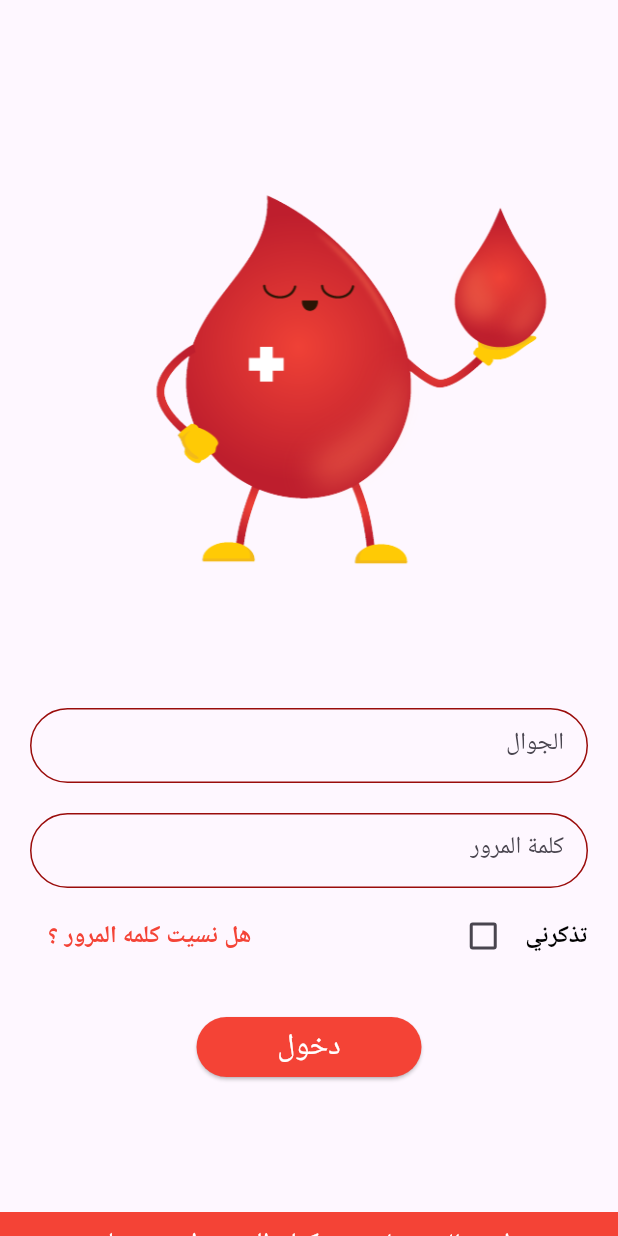
After one commit to osamamorizk/blood-donation, a Flutter app: the screen it shows after launch, after a tap on the "arrow forward ios" icon, after a tap on "تخطي", on a phone screen of 412 x 824 dp. The commit adds this screen. Run offline on Flutter 3.47's test engine with Material 3 defaults, Android fonts, the phone set to English and light mode, and no system bars; our stand-ins replace shared_preferences, smooth_page_indicator.

Commit message:
add login ui

```diff
--- a/flutter_native_splash.yaml
+++ b/flutter_native_splash.yaml
@@ -1,9 +1,9 @@
 flutter_native_splash:
-  color: "#EAEAEA"
+  color: "#FFFFFF"
   image: assets/images/icon.png
   # android: true
   # ios: true
 
   android_12:
-    color: "#EAEAEA"
+    color: "#FFFFFF"
     image: assets/images/android12_splash.png
--- a/lib/consts.dart
+++ b/lib/consts.dart
@@ -1,4 +1,5 @@
 import 'package:blood_donation/feature/onboarding/data/models/onboarding_model.dart';
+import 'package:flutter/material.dart';
 
 List<OnboardingModel> onboardList = [
   OnboardingModel(
@@ -16,3 +17,5 @@ List<OnboardingModel> onboardList = [
 ];
 
 bool onboarding = false;
+
+const kPrimaryColor = Color(0xff9A0C0B);
--- a/lib/core/theaming/text_styles.dart
+++ b/lib/core/theaming/text_styles.dart
@@ -11,4 +11,9 @@ class TextStyles {
     color: Colors.red,
     fontSize: 20,
   );
+  static TextStyle textStyle16 = const TextStyle(
+    fontWeight: FontWeight.w600,
+    color: Colors.black,
+    fontSize: 16,
+  );
 }
--- /dev/null
+++ b/lib/core/widgets/custom_button.dart
@@ -0,0 +1,23 @@
+import 'package:blood_donation/consts.dart';
+import 'package:flutter/material.dart';
+
+class CustomButton extends StatelessWidget {
+  const CustomButton({super.key, required this.text});
+  final String text;
+  @override
+  Widget build(BuildContext context) {
+    return SizedBox(
+      height: 40,
+      width: 150,
+      child: ElevatedButton(
+        style: ButtonStyle(
+            backgroundColor: WidgetStateProperty.all<Color>(Colors.red)),
+        onPressed: () {},
+        child: Text(
+          text,
+          style: const TextStyle(color: Colors.white, fontSize: 20),
+        ),
+      ),
+    );
+  }
+}
--- /dev/null
+++ b/lib/core/widgets/custom_text_filed.dart
@@ -0,0 +1,35 @@
+import 'package:blood_donation/consts.dart';
+import 'package:flutter/material.dart';
+
+class CustomTextFormField extends StatelessWidget {
+  const CustomTextFormField({
+    super.key,
+    required this.hintText,
+    this.keyboardType,
+  });
+  final String hintText;
+  final TextInputType? keyboardType;
+
+  @override
+  Widget build(BuildContext context) {
+    return SizedBox(
+      height: 50,
+      child: TextFormField(
+        keyboardType: keyboardType,
+        decoration: InputDecoration(
+            hintTextDirection: TextDirection.rtl,
+            hintText: hintText,
+            focusedBorder: borderBuild(),
+            enabledBorder: borderBuild(),
+            border: borderBuild()),
+      ),
+    );
+  }
+}
+
+OutlineInputBorder borderBuild() {
+  return OutlineInputBorder(
+    borderSide: BorderSide(color: kPrimaryColor),
+    borderRadius: BorderRadius.circular(32),
+  );
+}
--- a/lib/feature/auth/presentation/views/login_view.dart
+++ /dev/null
@@ -1,10 +0,0 @@
-import 'package:flutter/material.dart';
-
-class LoginView extends StatelessWidget {
-  const LoginView({super.key});
-
-  @override
-  Widget build(BuildContext context) {
-    return const Scaffold();
-  }
-}
--- /dev/null
+++ b/lib/feature/login/presentation/views/login_view.dart
@@ -0,0 +1,14 @@
+import 'package:blood_donation/feature/login/presentation/views/widgets/login_view_body.dart';
+import 'package:flutter/material.dart';
+
+class LoginView extends StatelessWidget {
+  const LoginView({super.key});
+
+  @override
+  Widget build(BuildContext context) {
+    return const Scaffold(
+      // resizeToAvoidBottomInset: false,
+      body: LoginViewBody(),
+    );
+  }
+}
--- /dev/null
+++ b/lib/feature/login/presentation/views/otp_view.dart
@@ -0,0 +1,11 @@
+import 'package:blood_donation/feature/login/presentation/views/widgets/otp_body.dart';
+import 'package:flutter/material.dart';
+
+class OtpView extends StatelessWidget {
+  const OtpView({super.key});
+
+  @override
+  Widget build(BuildContext context) {
+    return OtpBody();
+  }
+}
--- /dev/null
+++ b/lib/feature/login/presentation/views/widgets/dont_have_account.dart
@@ -0,0 +1,32 @@
+import 'package:flutter/material.dart';
+
+class DontHaveAccount extends StatelessWidget {
+  const DontHaveAccount({super.key});
+
+  @override
+  Widget build(BuildContext context) {
+    return Container(
+      decoration: const BoxDecoration(color: Colors.red),
+      height: 45,
+      width: MediaQuery.of(context).size.width,
+      child: Row(
+        mainAxisAlignment: MainAxisAlignment.center,
+        children: [
+          const Text('لا تمتلك حساب؟  ',
+              style: TextStyle(color: Colors.white, fontSize: 18)),
+          TextButton(
+            style: TextButton.styleFrom(
+                padding: EdgeInsets.zero,
+                tapTargetSize: MaterialTapTargetSize.shrinkWrap,
+                alignment: Alignment.centerRight),
+            onPressed: () {},
+            child: const Text(
+              'يمكنك التسجيل من هنا',
+              style: TextStyle(color: Colors.white, fontSize: 19),
+            ),
+          )
+        ],
+      ),
+    );
+  }
+}
--- /dev/null
+++ b/lib/feature/login/presentation/views/widgets/login_options.dart
@@ -0,0 +1,56 @@
+import 'dart:developer';
+
+import 'package:blood_donation/core/theaming/text_styles.dart';
+import 'package:flutter/material.dart';
+
+class LoginOptions extends StatelessWidget {
+  const LoginOptions({super.key});
+
+  @override
+  Widget build(BuildContext context) {
+    return Row(
+      children: [
+        RememberOptions(),
+        const Spacer(),
+        TextButton(
+          onPressed: () {},
+          child: Text(
+            'هل نسيت كلمه المرور ؟',
+            style: TextStyles.textStyle16.copyWith(
+              color: Colors.red,
+            ),
+          ),
+        ),
+      ],
+    );
+  }
+}
+
+class RememberOptions extends StatefulWidget {
+  const RememberOptions({
+    super.key,
+  });
+
+  @override
+  State<RememberOptions> createState() => _RememberOptionsState();
+}
+
+class _RememberOptionsState extends State<RememberOptions> {
+  bool isChecked = false;
+  @override
+  Widget build(BuildContext context) {
+    return Row(
+      children: [
+        Text('تذكرني ', style: TextStyles.textStyle16),
+        Checkbox(
+          value: isChecked,
+          onChanged: (bool? newValue) {
+            isChecked = newValue!;
+            log(isChecked.toString());
+            setState(() {});
+          },
+        )
+      ],
+    );
+  }
+}
--- /dev/null
+++ b/lib/feature/login/presentation/views/widgets/login_view_body.dart
@@ -0,0 +1,64 @@
+import 'package:blood_donation/core/widgets/custom_button.dart';
+import 'package:blood_donation/core/widgets/custom_text_filed.dart';
+import 'package:blood_donation/feature/login/presentation/views/widgets/dont_have_account.dart';
+import 'package:blood_donation/feature/login/presentation/views/widgets/login_options.dart';
+import 'package:flutter/material.dart';
+
+class LoginViewBody extends StatelessWidget {
+  const LoginViewBody({super.key});
+
+  @override
+  Widget build(BuildContext context) {
+    return const SingleChildScrollView(
+      child: Padding(
+        padding: EdgeInsets.symmetric(horizontal: 0),
+        child: Column(
+          mainAxisAlignment: MainAxisAlignment.spaceBetween,
+          children: [
+            // Spacer(
+            //   flex: 1,
+            // ),
+            SizedBox(
+              height: 60,
+            ),
+            Image(
+              image: AssetImage('assets/images/icon.png'),
+            ),
+            Padding(
+              padding: EdgeInsets.symmetric(horizontal: 20),
+              child: CustomTextFormField(
+                hintText: 'الجوال',
+                keyboardType: TextInputType.phone,
+              ),
+            ),
+            SizedBox(
+              height: 20,
+            ),
+            Padding(
+              padding: EdgeInsets.symmetric(horizontal: 20),
+              child: CustomTextFormField(
+                hintText: 'كلمة المرور',
+                keyboardType: TextInputType.visiblePassword,
+              ),
+            ),
+            SizedBox(
+              height: 8,
+            ),
+            Padding(
+              padding: EdgeInsets.symmetric(horizontal: 20),
+              child: LoginOptions(),
+            ),
+            SizedBox(
+              height: 30,
+            ),
+            CustomButton(text: 'دخول'),
+            SizedBox(
+              height: 90,
+            ),
+            DontHaveAccount(),
+          ],
+        ),
+      ),
+    );
+  }
+}
--- /dev/null
+++ b/lib/feature/login/presentation/views/widgets/otp_body.dart
@@ -0,0 +1,16 @@
+import 'package:flutter/material.dart';
+
+class OtpBody extends StatelessWidget {
+  const OtpBody({super.key});
+
+  @override
+  Widget build(BuildContext context) {
+    return Column(
+      children: [
+        Image(
+          image: AssetImage('assets/images/icon.png'),
+        ),
+      ],
+    );
+  }
+}
--- a/lib/feature/onboarding/presentation/views/onboarding.dart
+++ b/lib/feature/onboarding/presentation/views/onboarding.dart
@@ -1,7 +1,7 @@
 import 'package:blood_donation/consts.dart';
 import 'package:blood_donation/core/helpers/cashe_helper.dart';
 import 'package:blood_donation/core/theaming/text_styles.dart';
-import 'package:blood_donation/feature/auth/presentation/views/login_view.dart';
+import 'package:blood_donation/feature/login/presentation/views/login_view.dart';
 import 'package:blood_donation/feature/onboarding/presentation/views/widgets/custom_action_button.dart';
 import 'package:blood_donation/feature/onboarding/presentation/views/widgets/custom_indicator.dart';
 import 'package:blood_donation/feature/onboarding/presentation/views/widgets/onboarding_item.dart';
@@ -37,7 +37,8 @@ class _OnboardingState extends State<Onboarding> {
                   );
                 },
                 child: Text(
-                  "Skip",
+                  textAlign: TextAlign.right,
+                  "تخطي",
                   style: TextStyles.textStyle20,
                 ))
           ],
--- a/lib/feature/onboarding/presentation/views/widgets/custom_action_button.dart
+++ b/lib/feature/onboarding/presentation/views/widgets/custom_action_button.dart
@@ -1,5 +1,5 @@
 import 'package:blood_donation/core/helpers/cashe_helper.dart';
-import 'package:blood_donation/feature/auth/presentation/views/login_view.dart';
+import 'package:blood_donation/feature/login/presentation/views/login_view.dart';
 import 'package:flutter/material.dart';
 
 class CustomActionButton extends StatelessWidget {
--- a/lib/main.dart
+++ b/lib/main.dart
@@ -1,8 +1,9 @@
 import 'package:blood_donation/consts.dart';
 import 'package:blood_donation/core/helpers/cashe_helper.dart';
-import 'package:blood_donation/feature/auth/presentation/views/login_view.dart';
+import 'package:blood_donation/feature/login/presentation/views/login_view.dart';
 import 'package:blood_donation/feature/onboarding/presentation/views/onboarding.dart';
 import 'package:flutter/material.dart';
+import 'package:flutter_localizations/flutter_localizations.dart';
 
 void main() async {
   WidgetsFlutterBinding.ensureInitialized();
@@ -18,7 +19,18 @@ class BloodDonation extends StatelessWidget {
   @override
   Widget build(BuildContext context) {
     return MaterialApp(
+      localizationsDelegates: const [
+        GlobalMaterialLocalizations.delegate,
+        GlobalWidgetsLocalizations.delegate,
+        GlobalCupertinoLocalizations.delegate,
+      ],
+      supportedLocales: const [
+        Locale('ar'),
+      ],
       locale: const Locale('ar'),
+      theme: ThemeData(
+        primaryColor: kPrimaryColor,
+      ),
       debugShowCheckedModeBanner: false,
       home: onboarding ? const LoginView() : const Onboarding(),
     );
--- a/pubspec.yaml
+++ b/pubspec.yaml
@@ -31,6 +31,7 @@ dependencies:
   cupertino_icons: ^1.0.8
   flutter:
     sdk: flutter
+  flutter_localization: ^0.2.2
   flutter_native_splash: ^2.4.1
   shared_preferences: ^2.3.2
   smooth_page_indicator: ^1.2.0+3
```
Also changed, not shown: pubspec.lock, 6 other files.
